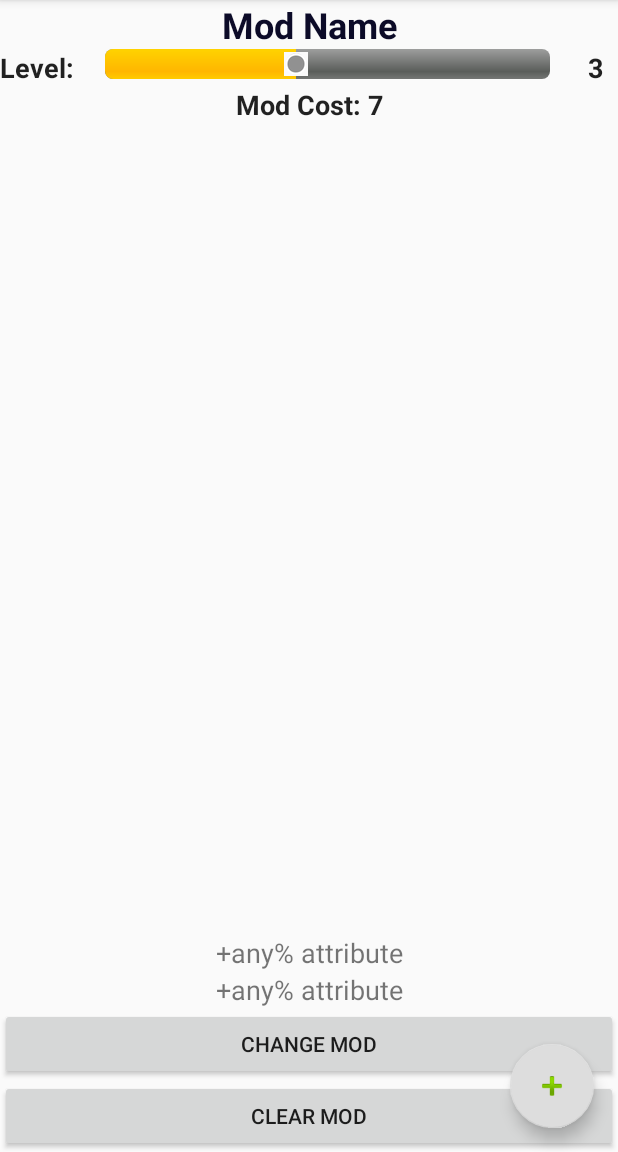
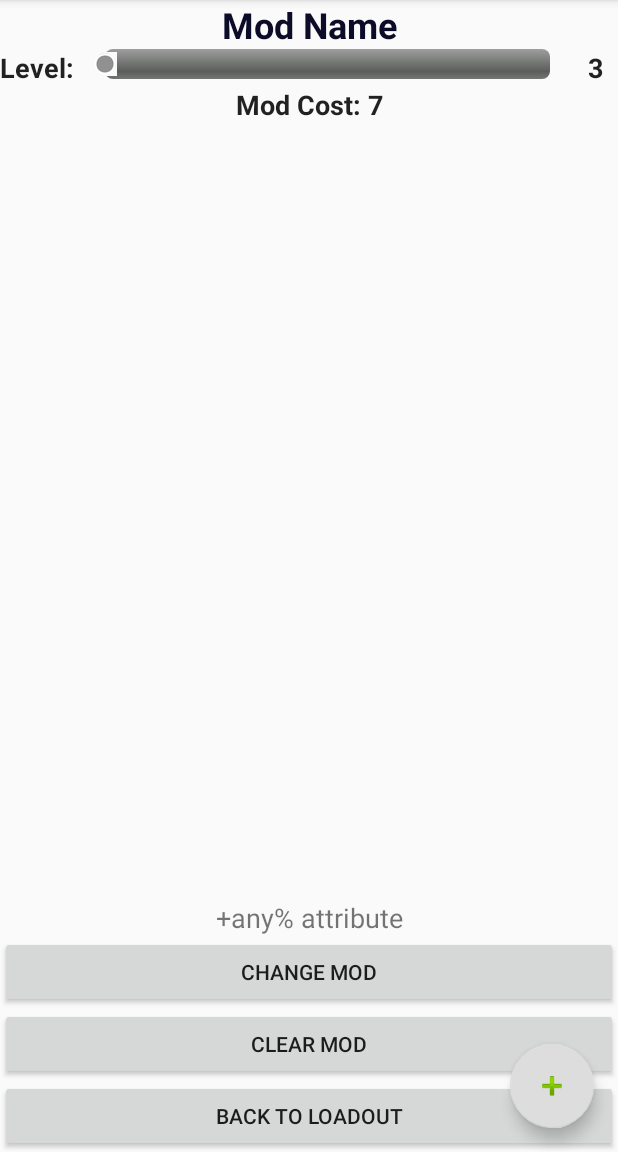
Before and after one commit to NomBytes/WarframeBuild, an Android app: the fragment ModDetailFragment placed in its activity, on a phone screen of 412 x 824 dp, the part 84-1236 px from its top. Run offline under Robolectric (Android 15) with nearby library versions, the phone set to English and light mode, and no system bars.

Commit message:
made more smaller changes

```diff
--- a/app/src/main/java/com/example/nombi/warframebuild/ModDetailFragment.java
+++ b/app/src/main/java/com/example/nombi/warframebuild/ModDetailFragment.java
@@ -8,6 +8,7 @@ import android.view.LayoutInflater;
 import android.view.View;
 import android.view.ViewGroup;
 import android.widget.Button;
+import android.widget.TextView;
 
 import com.example.nombi.warframebuild.loadout.Mod;
 
@@ -25,12 +26,20 @@ public class ModDetailFragment extends Fragment {
     // the fragment initialization parameters, e.g. ARG_ITEM_NUMBER
     private static final String ARG_PARAM1 = "param1";
     private static final String ARG_PARAM2 = "param2";
+
     public static final String MOD_SELECTED = "selected_mod";
+
+    private TextView mModName;
+    private TextView mModLevel;
+    private TextView mModCost;
+    private TextView mAttribute;
 
     // TODO: Rename and change types of parameters
     private String mParam1;
     private String mParam2;
     Button changeMod;
+    Button clearMod;
+    Button backToLoadout;
     private OnFragmentInteractionListener mListener;
     ModFragment modFrag = new ModFragment();
 
@@ -70,7 +79,15 @@ public class ModDetailFragment extends Fragment {
                              Bundle savedInstanceState) {
         // Inflate the layout for this fragment
         View v = inflater.inflate(R.layout.fragment_mod_detail, container, false);
+
+        mModName = (TextView) v.findViewById(R.id.mod_name);
+        mModLevel = (TextView) v.findViewById(R.id.level_number);
+        mModCost = (TextView) v.findViewById(R.id.mod_cost_text);
+        mAttribute = (TextView) v.findViewById(R.id.mod_effect_1);
+
         changeMod = (Button) v.findViewById(R.id.change_mod_button);
+        clearMod = (Button) v.findViewById(R.id.clear_mod_button);
+        backToLoadout = (Button) v.findViewById(R.id.back_to_loadout_button);
 
         changeMod.setOnClickListener(new View.OnClickListener(){
             public void onClick(View view){
--- a/app/src/main/res/layout/fragment_mod_detail.xml
+++ b/app/src/main/res/layout/fragment_mod_detail.xml
@@ -38,7 +38,7 @@
             android:layout_height="wrap_content"
             android:layout_weight="0.09"
             android:max="7"
-            android:progress="3"
+            android:progress="0"
             android:thumb="@android:drawable/presence_invisible"
             android:visibility="visible" />
 
@@ -74,15 +74,6 @@
         android:textAlignment="center"
         android:textSize="18sp" />
 
-    <TextView
-        android:id="@+id/mod_effect_2"
-        android:layout_width="match_parent"
-        android:layout_height="wrap_content"
-        android:text="+any% attribute"
-        android:textAlignment="center"
-        android:textSize="18sp"
-        android:visibility="visible" />
-
     <Button
         android:id="@+id/change_mod_button"
         android:layout_width="match_parent"
@@ -95,4 +86,10 @@
         android:layout_height="wrap_content"
         android:text="CLEAR MOD" />
 
+    <Button
+        android:id="@+id/back_to_loadout_button"
+        android:layout_width="match_parent"
+        android:layout_height="wrap_content"
+        android:text="Back to Loadout" />
+
 </LinearLayout>
```
